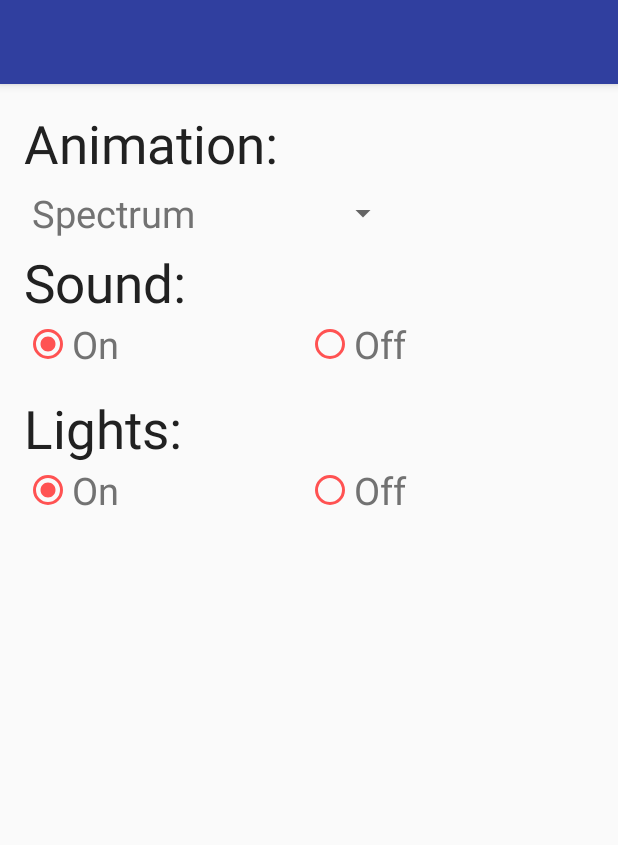
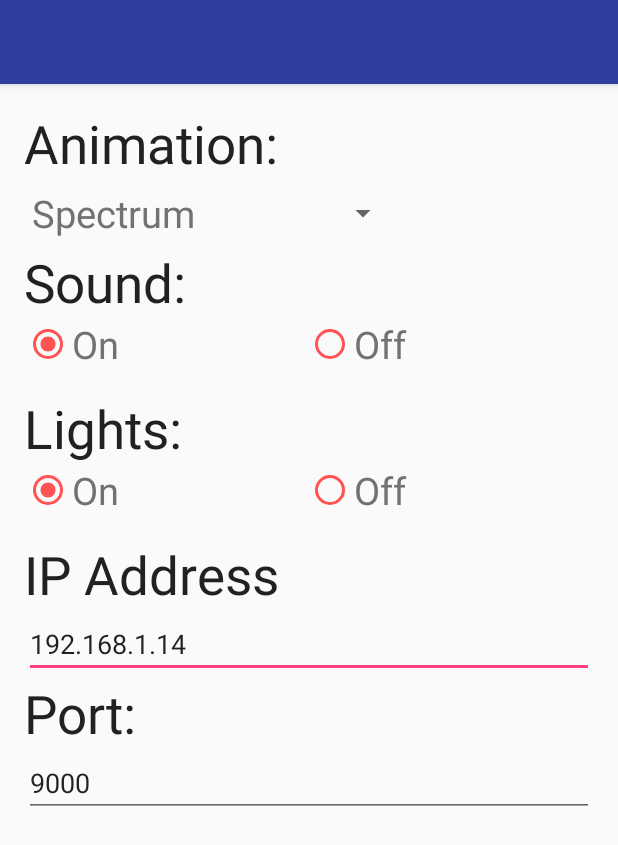
Before and after one commit to cheunste/xmasLEDTree, an Android app: the screen it shows after launch (MainActivity), on a phone screen of 412 x 824 dp. Shown: the top 845 px of the screen. Run offline under Robolectric (Android 15) with nearby library versions, the light colour scheme and no system bars.

Commit message:
Updated android app

```diff
--- a/LEDTreeApp/app/src/main/java/com/example/work/ledtreeapp/MainActivity.java
+++ b/LEDTreeApp/app/src/main/java/com/example/work/ledtreeapp/MainActivity.java
@@ -1,14 +1,18 @@
 package com.example.work.ledtreeapp;
+
 import android.app.Activity;
 import android.os.AsyncTask;
 import android.os.Bundle;
 import android.support.v7.widget.Toolbar;
+import android.text.Editable;
+import android.text.TextWatcher;
 import android.util.Log;
 import android.view.Menu;
 import android.view.MenuItem;
 import android.view.View;
 import android.widget.AdapterView;
 import android.widget.ArrayAdapter;
+import android.widget.EditText;
 import android.widget.RadioButton;
 import android.widget.RadioGroup;
 import android.widget.Spinner;
@@ -29,23 +33,55 @@ public class MainActivity extends Activity {
     private RadioGroup soundGroup, lightsGroup;
     private Spinner animationModeSpinner;
     private static String httpLogger= "HTTPLOGGER";
-    String[] animation={ "Spectrum","Red/Green Strips","Red Green Level","Random LED","Ring"};
+    private EditText ipAddressInput;
+    private EditText portInput;
+    String[] animation={ "Spectrum","Red/Green Strips","Red Green Level","Random LED","Ring","Bounce"};
 
     @Override
     protected void onCreate(Bundle savedInstanceState) {
         super.onCreate(savedInstanceState);
         setContentView(R.layout.activity_main);
         Toolbar toolbar = (Toolbar) findViewById(R.id.toolbar);
-        //setSupportActionBar(toolbar);
 
-        //FloatingActionButton fab = (FloatingActionButton) findViewById(R.id.fab);
-//        fab.setOnClickListener(new View.OnClickListener() {
-//            @Override
-//            public void onClick(View view) {
-//                Snackbar.make(view, "Replace with your own action", Snackbar.LENGTH_LONG)
-//                        .setAction("Action", null).show();
-//            }
-//        });
+        /* initialize the text fields used for IP address and port */
+        ipAddressInput = (EditText)findViewById(R.id.ipAddressText);
+        ipAddressInput.setText("192.168.1.14");
+        portInput=(EditText)findViewById(R.id.portText);
+        portInput.setText("9000");
+
+        //event listeners for the edittext.
+        ipAddressInput.addTextChangedListener(new TextWatcher() {
+            @Override
+            public void beforeTextChanged(CharSequence s, int start, int count, int after) {
+
+            }
+
+            @Override
+            public void onTextChanged(CharSequence s, int start, int before, int count) {
+
+            }
+
+            @Override
+            public void afterTextChanged(Editable s) {
+
+            }
+        });
+        portInput.addTextChangedListener(new TextWatcher() {
+            @Override
+            public void beforeTextChanged(CharSequence s, int start, int count, int after) {
+
+            }
+
+            @Override
+            public void onTextChanged(CharSequence s, int start, int before, int count) {
+
+            }
+
+            @Override
+            public void afterTextChanged(Editable s) {
+
+            }
+        });
 
         /* initialize the sound group*/
         soundGroup = (RadioGroup)findViewById(R.id.soundGroup);
@@ -84,11 +120,11 @@ public class MainActivity extends Activity {
                 if (null != rb && checkedId > -1) {
                     if(checkedId==R.id.LEDOn){
                         Toast.makeText(MainActivity.this, "Lights are on", Toast.LENGTH_SHORT).show();
-                        jsonCreator("LED", 1);
+                        jsonCreator("LED", 0);
                     }
                     if(checkedId==R.id.LEDOff){
                         Toast.makeText(MainActivity.this, "Lights are off", Toast.LENGTH_SHORT).show();
-                        jsonCreator("LED", 0);
+                        jsonCreator("LED", 1);
                     }
                 }
 
@@ -132,6 +168,8 @@ public class MainActivity extends Activity {
                                 break;
                             //Ring
                             case 4:jsonText= "RING";
+                                break;
+                            case 5:jsonText="BOUNCE";
                                 break;
                         }
                         int value=1;
@@ -178,7 +216,7 @@ public class MainActivity extends Activity {
             JSONObject jsonObject = new JSONObject();
             jsonObject.put(jsonParameter, value);
 
-            new sendRequest().execute(jsonObject.toString());
+            new sendRequest().execute(jsonObject.toString(),ipAddressInput.getText().toString(),portInput.getText().toString());
             //sendRequest(jsonObject.toString());
             Toast.makeText(MainActivity.this, "Sent to sendRequest()", Toast.LENGTH_SHORT).show();
         }
@@ -192,10 +230,17 @@ public class MainActivity extends Activity {
 
         protected Void doInBackground(String... params) {
             //TODO: Get this to work
-            String address = "http://192.168.1.14:9000/";
+            //String address = "http://192.168.1.14:9000/";
 //            String address = "http://192.168.202.89:9000/";
             String data =params[0].toString();
             Log.v(httpLogger,"Data of params[0] is: "+data);
+
+            String ipAddress=params[1].toString();
+            Log.v(httpLogger,"Data of params[1] is: "+ipAddress);
+            String port=params[2].toString();
+            Log.v(httpLogger,"Data of params[2] is: "+port);
+            String address="http://"+ipAddress+":"+port+"/";
+            Log.v(httpLogger,"IP Address app is reaching is: "+address);
             //Toast.makeText(MainActivity.this, "JSON OBJECT: "+jsonObject, Toast.LENGTH_SHORT).show();
             HttpURLConnection urlConnection=null;
             DataOutputStream outputStream;
--- a/LEDTreeApp/app/src/main/res/layout/content_main.xml
+++ b/LEDTreeApp/app/src/main/res/layout/content_main.xml
@@ -94,4 +94,31 @@
             android:buttonTint="#FF5252"
             android:textColor="#727272" />
     </RadioGroup>
+    <TextView
+        android:layout_width="wrap_content"
+        android:layout_height="wrap_content"
+        android:textSize="35dp"
+        android:textColor="#212121"
+        android:text="IP Address" />
+
+    <EditText
+        android:layout_width="match_parent"
+        android:layout_height="wrap_content"
+        android:id="@+id/ipAddressText"
+        android:inputType="numberDecimal"
+        android:layout_gravity="center_horizontal" />
+
+    <TextView
+        android:layout_width="wrap_content"
+        android:layout_height="wrap_content"
+        android:textSize="35dp"
+        android:textColor="#212121"
+        android:text="Port:" />
+
+    <EditText
+        android:layout_width="match_parent"
+        android:layout_height="wrap_content"
+        android:id="@+id/portText"
+        android:inputType="numberDecimal"
+        android:layout_gravity="center_horizontal" />
 </LinearLayout>
```
